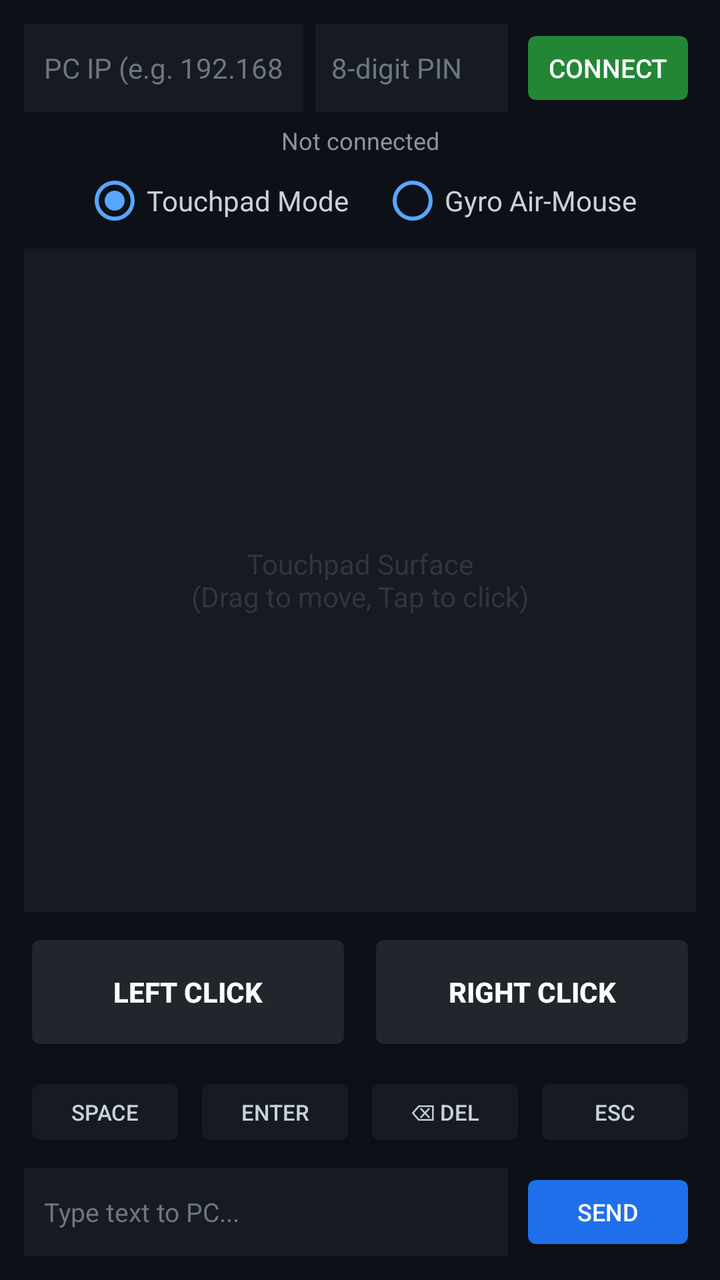
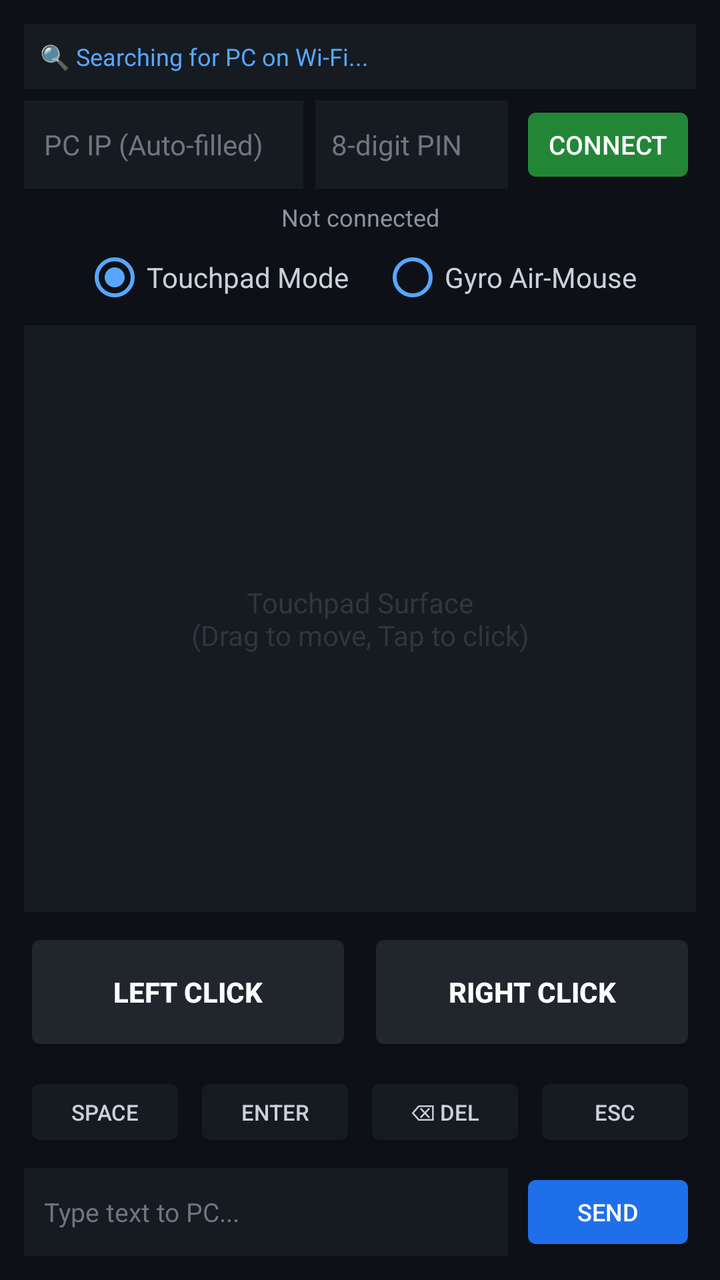

The first picture is an Android layout as it rendered before a commit; the second is the same layout after the commit. The layout source and the unified diff follow.
<!-- AndroidManifest.xml: application theme android:Theme.DeviceDefault.NoActionBar -->
<!-- res/layout/activity_main.xml -->
<?xml version="1.0" encoding="utf-8"?>
<LinearLayout xmlns:android="http://schemas.android.com/apk/res/android"
    android:layout_width="match_parent"
    android:layout_height="match_parent"
    android:orientation="vertical"
    android:background="#0D1117"
    android:padding="12dp">

    
    <LinearLayout
        android:layout_width="match_parent"
        android:layout_height="wrap_content"
        android:orientation="horizontal"
        android:gravity="center_vertical">

        <EditText
            android:id="@+id/etIp"
            android:layout_width="0dp"
            android:layout_height="44dp"
            android:layout_weight="1.6"
            android:hint="PC IP (e.g. 192.168.1.5)"
            android:textColorHint="#6E7681"
            android:textColor="#FFFFFF"
            android:background="#161B22"
            android:paddingHorizontal="10dp"
            android:textSize="14sp"
            android:inputType="textUri" />

        <EditText
            android:id="@+id/etPin"
            android:layout_width="0dp"
            android:layout_height="44dp"
            android:layout_weight="1.1"
            android:layout_marginStart="6dp"
            android:hint="8-digit PIN"
            android:textColorHint="#6E7681"
            android:textColor="#FFFFFF"
            android:background="#161B22"
            android:paddingHorizontal="8dp"
            android:textSize="14sp"
            android:maxLength="8"
            android:inputType="number" />

        <Button
            android:id="@+id/btnConnect"
            android:layout_width="wrap_content"
            android:layout_height="44dp"
            android:layout_marginStart="6dp"
            android:text="Connect"
            android:textSize="13sp"
            android:backgroundTint="#238636"
            android:textColor="#FFFFFF" />
    </LinearLayout>

    
    <TextView
        android:id="@+id/tvStatus"
        android:layout_width="match_parent"
        android:layout_height="wrap_content"
        android:text="Not connected"
        android:textColor="#8B949E"
        android:textSize="12sp"
        android:gravity="center"
        android:layout_marginVertical="6dp" />

    
    <RadioGroup
        android:id="@+id/rgMode"
        android:layout_width="match_parent"
        android:layout_height="wrap_content"
        android:orientation="horizontal"
        android:gravity="center"
        android:layout_marginBottom="8dp">

        <RadioButton
            android:id="@+id/rbTouchpad"
            android:layout_width="wrap_content"
            android:layout_height="wrap_content"
            android:text="Touchpad Mode"
            android:textColor="#C9D1D9"
            android:checked="true"
            android:buttonTint="#58A6FF"
            android:layout_marginEnd="16dp" />

        <RadioButton
            android:id="@+id/rbAirMouse"
            android:layout_width="wrap_content"
            android:layout_height="wrap_content"
            android:text="Gyro Air-Mouse"
            android:textColor="#C9D1D9"
            android:buttonTint="#58A6FF" />
    </RadioGroup>

    
    <Button
        android:id="@+id/btnRecenter"
        android:layout_width="match_parent"
        android:layout_height="44dp"
        android:text="Pause Motion"
        android:visibility="gone"
        android:backgroundTint="#30363D"
        android:textColor="#58A6FF"
        android:layout_marginBottom="8dp" />

    
    <FrameLayout
        android:id="@+id/viewTouchpad"
        android:layout_width="match_parent"
        android:layout_height="0dp"
        android:layout_weight="1"
        android:background="#161B22">

        <TextView
            android:layout_width="wrap_content"
            android:layout_height="wrap_content"
            android:text="Touchpad Surface\n(Drag to move, Tap to click)"
            android:textColor="#30363D"
            android:textSize="14sp"
            android:gravity="center"
            android:layout_gravity="center" />
    </FrameLayout>

    
    <LinearLayout
        android:layout_width="match_parent"
        android:layout_height="64dp"
        android:orientation="horizontal"
        android:layout_marginTop="8dp">

        <Button
            android:id="@+id/btnLeftClick"
            android:layout_width="0dp"
            android:layout_height="match_parent"
            android:layout_weight="1"
            android:text="LEFT CLICK"
            android:textSize="14sp"
            android:textStyle="bold"
            android:backgroundTint="#21262D"
            android:textColor="#FFFFFF" />

        <Button
            android:id="@+id/btnRightClick"
            android:layout_width="0dp"
            android:layout_height="match_parent"
            android:layout_weight="1"
            android:layout_marginStart="8dp"
            android:text="RIGHT CLICK"
            android:textSize="14sp"
            android:textStyle="bold"
            android:backgroundTint="#21262D"
            android:textColor="#FFFFFF" />
    </LinearLayout>

    
    <LinearLayout
        android:layout_width="match_parent"
        android:layout_height="40dp"
        android:orientation="horizontal"
        android:layout_marginTop="8dp">

        <Button
            android:id="@+id/btnKeySpace"
            android:layout_width="0dp"
            android:layout_height="match_parent"
            android:layout_weight="1"
            android:text="Space"
            android:textSize="11sp"
            android:backgroundTint="#161B22"
            android:textColor="#C9D1D9" />

        <Button
            android:id="@+id/btnKeyEnter"
            android:layout_width="0dp"
            android:layout_height="match_parent"
            android:layout_weight="1"
            android:layout_marginStart="4dp"
            android:text="Enter"
            android:textSize="11sp"
            android:backgroundTint="#161B22"
            android:textColor="#C9D1D9" />

        <Button
            android:id="@+id/btnKeyBackspace"
            android:layout_width="0dp"
            android:layout_height="match_parent"
            android:layout_weight="1"
            android:layout_marginStart="4dp"
            android:text="⌫ Del"
            android:textSize="11sp"
            android:backgroundTint="#161B22"
            android:textColor="#C9D1D9" />

        <Button
            android:id="@+id/btnKeyEsc"
            android:layout_width="0dp"
            android:layout_height="match_parent"
            android:layout_weight="1"
            android:layout_marginStart="4dp"
            android:text="Esc"
            android:textSize="11sp"
            android:backgroundTint="#161B22"
            android:textColor="#C9D1D9" />
    </LinearLayout>

    
    <LinearLayout
        android:layout_width="match_parent"
        android:layout_height="44dp"
        android:orientation="horizontal"
        android:layout_marginTop="8dp">

        <EditText
            android:id="@+id/etTextInput"
            android:layout_width="0dp"
            android:layout_height="match_parent"
            android:layout_weight="1"
            android:hint="Type text to PC..."
            android:textColorHint="#6E7681"
            android:textColor="#FFFFFF"
            android:background="#161B22"
            android:paddingHorizontal="10dp"
            android:textSize="13sp" />

        <Button
            android:id="@+id/btnSendText"
            android:layout_width="wrap_content"
            android:layout_height="match_parent"
            android:layout_marginStart="6dp"
            android:text="Send"
            android:textSize="12sp"
            android:backgroundTint="#1F6FEB"
            android:textColor="#FFFFFF" />
    </LinearLayout>

</LinearLayout>
<!-- resources referenced by this layout -->
<resources>

</resources>

<!-- the commit's change to res/layout/activity_main.xml (unified diff, before → after) -->
@@ -8,6 +8,37 @@
 
     
     <LinearLayout
+        android:id="@+id/layoutDiscovery"
+        android:layout_width="match_parent"
+        android:layout_height="wrap_content"
+        android:orientation="horizontal"
+        android:background="#161B22"
+        android:padding="8dp"
+        android:gravity="center_vertical"
+        android:layout_marginBottom="6dp">
+
+        <TextView
+            android:id="@+id/tvDiscoveryStatus"
+            android:layout_width="0dp"
+            android:layout_height="wrap_content"
+            android:layout_weight="1"
+            android:text="🔍 Searching for PC on Wi-Fi..."
+            android:textColor="#58A6FF"
+            android:textSize="12sp" />
+
+        <Button
+            android:id="@+id/btnForget"
+            android:layout_width="wrap_content"
+            android:layout_height="32dp"
+            android:text="Forget"
+            android:textSize="10sp"
+            android:visibility="gone"
+            android:backgroundTint="#21262D"
+            android:textColor="#F85149" />
+    </LinearLayout>
+
+    
+    <LinearLayout
         android:layout_width="match_parent"
         android:layout_height="wrap_content"
         android:orientation="horizontal"
@@ -18,7 +49,7 @@
             android:layout_width="0dp"
             android:layout_height="44dp"
             android:layout_weight="1.6"
-            android:hint="PC IP (e.g. 192.168.1.5)"
+            android:hint="PC IP (Auto-filled)"
             android:textColorHint="#6E7681"
             android:textColor="#FFFFFF"
             android:background="#161B22"
